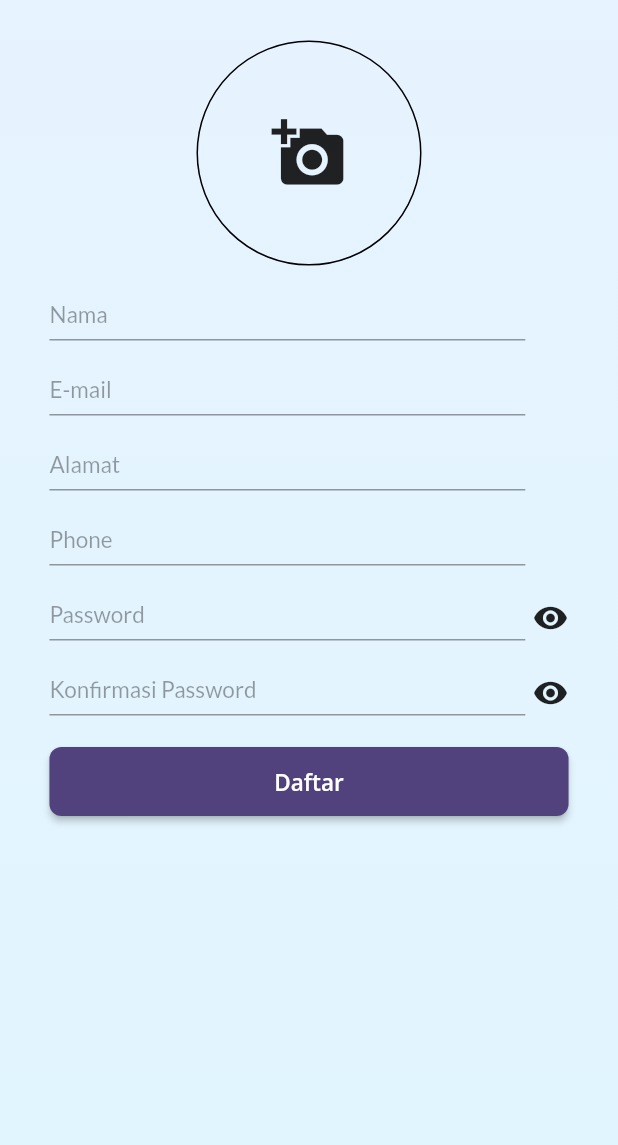
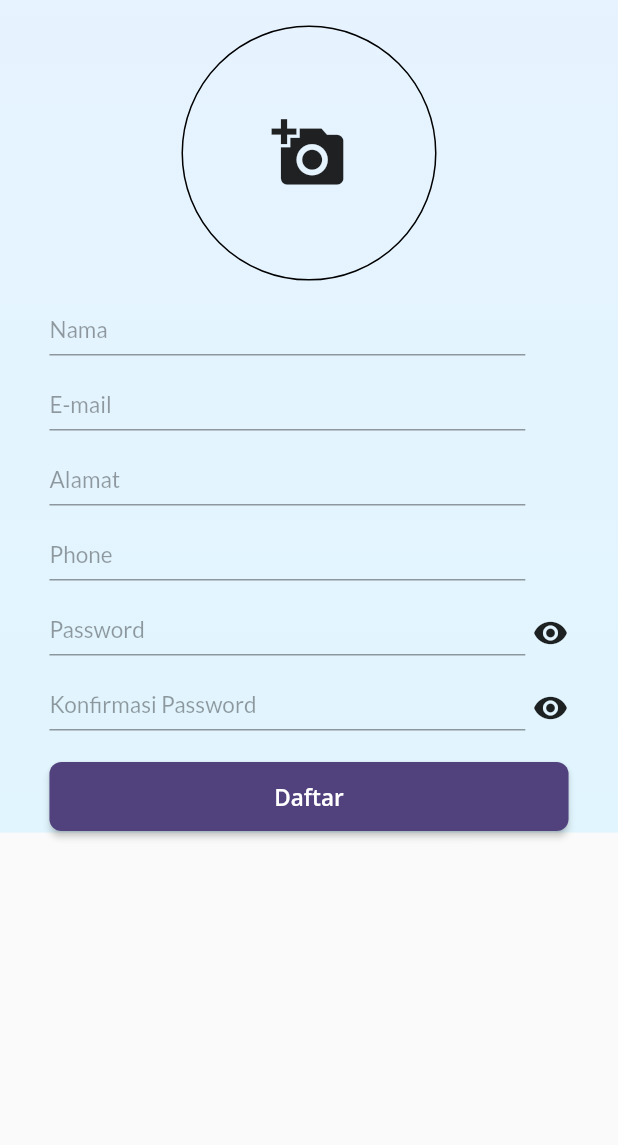
Before and after one commit to aryarfani/kamera-teman, a Flutter app: the RegisterScreen screen opened by its route, on a phone screen of 412 x 824 dp, the part 91-1236 px from its top. Run offline on Flutter 3.47's test engine with Material 2 defaults, Android fonts, the phone set to English and light mode, and no system bars; drawn by our look-alikes of oktoast; our stand-ins replace flutter_slidable, flutter_svg, get_it, google_fonts, image_picker; network calls fail.

Commit message:
fixing login and register ux

```diff
--- a/lib/providers/admin_provider.dart
+++ b/lib/providers/admin_provider.dart
@@ -21,7 +21,7 @@ class AdminProvider extends BaseProvider {
     notifyListeners();
   }
 
-  void addAdmin(
+  Future addAdmin(
       {@required File imageFile,
       @required String nama,
       @required String alamat,
--- a/lib/providers/barang_provider.dart
+++ b/lib/providers/barang_provider.dart
@@ -21,7 +21,7 @@ class BarangProvider extends BaseProvider {
     notifyListeners();
   }
 
-  void addBarang({
+  Future addBarang({
     @required File imageFile,
     @required String nama,
     @required String stock,
--- a/lib/providers/member_provider.dart
+++ b/lib/providers/member_provider.dart
@@ -21,7 +21,7 @@ class MemberProvider extends BaseProvider {
     notifyListeners();
   }
 
-  void addMember(
+  Future addMember(
       {@required File imageFile,
       @required String nama,
       @required String alamat,
--- a/lib/services/api.dart
+++ b/lib/services/api.dart
@@ -2,6 +2,7 @@ import 'package:kamera_teman/locator.dart';
 import 'package:kamera_teman/services/image.dart';
 import 'package:kamera_teman/utils/constant.dart';
 import 'package:http/http.dart' as http;
+import 'package:oktoast/oktoast.dart';
 
 class ApiService {
   ImageService imageService = locator<ImageService>();
@@ -17,6 +18,7 @@ class ApiService {
 
     print('delete $id done');
     if (res.statusCode == 200) {
+      showToast('Berhasil dihapus');
       return true;
     }
 
--- a/lib/ui/screens/add_admin_screen.dart
+++ b/lib/ui/screens/add_admin_screen.dart
@@ -8,6 +8,7 @@ import 'package:kamera_teman/services/image.dart';
 import 'package:kamera_teman/ui/widgets/app_header.dart';
 import 'package:kamera_teman/ui/widgets/rounded_button.dart';
 import 'package:kamera_teman/utils/constant.dart';
+import 'package:oktoast/oktoast.dart';
 import 'package:provider/provider.dart';
 
 class AddAdminScreen extends StatefulWidget {
@@ -104,8 +105,8 @@ class _AddAdminScreenState extends State<AddAdminScreen> {
             color: Color(0xFF6C63FF),
             text: 'Post',
             textColor: Colors.white,
-            onPressed: () {
-              model.addAdmin(
+            onPressed: () async {
+              var cek = await model.addAdmin(
                 imageFile: _image,
                 nama: cNama.text,
                 alamat: cAlamat.text,
@@ -113,6 +114,7 @@ class _AddAdminScreenState extends State<AddAdminScreen> {
                 phone: cPhone.text,
                 password: cPassword.text,
               );
+              cek ? showToast('Berhasil menambahkan admin') : showToast('Gagal menambahkan admin');
             },
           );
   }
--- a/lib/ui/screens/add_barang_screen.dart
+++ b/lib/ui/screens/add_barang_screen.dart
@@ -8,6 +8,7 @@ import 'package:kamera_teman/services/image.dart';
 import 'package:kamera_teman/ui/widgets/app_header.dart';
 import 'package:kamera_teman/ui/widgets/rounded_button.dart';
 import 'package:kamera_teman/utils/constant.dart';
+import 'package:oktoast/oktoast.dart';
 import 'package:provider/provider.dart';
 
 class AddBarangScreen extends StatefulWidget {
@@ -98,13 +99,14 @@ class _AddBarangScreenState extends State<AddBarangScreen> {
             color: Color(0xFF6C63FF),
             text: 'Post',
             textColor: Colors.white,
-            onPressed: () {
-              model.addBarang(
+            onPressed: () async {
+              var cek = await model.addBarang(
                 imageFile: _image,
                 nama: cNama.text,
                 stock: cStock.text,
                 harga: cHarga.text,
               );
+              cek ? showToast('Berhasil menambahkan barang') : showToast('Gagal menambahkan barang');
             },
           );
   }
--- a/lib/ui/screens/barang_screen.dart
+++ b/lib/ui/screens/barang_screen.dart
@@ -3,7 +3,6 @@ import 'package:flutter/material.dart';
 import 'package:flutter_slidable/flutter_slidable.dart';
 import 'package:google_fonts/google_fonts.dart';
 import 'package:kamera_teman/locator.dart';
-import 'package:kamera_teman/models/barang.dart';
 import 'package:kamera_teman/providers/barang_provider.dart';
 import 'package:kamera_teman/ui/widgets/app_header.dart';
 import 'package:kamera_teman/utils/constant.dart';
@@ -20,6 +19,7 @@ class BarangScreen extends StatelessWidget {
         builder: (context, model, child) {
           return Scaffold(
             body: SafeArea(
+              child: SingleChildScrollView(
                 child: AppHeader(
                   mq: mq,
                   callback: () {
@@ -27,6 +27,7 @@ class BarangScreen extends StatelessWidget {
                   },
                   title: 'Daftar Barang',
                   widget: getBarangListUI(model),
+                ),
               ),
             ),
           );
--- a/lib/ui/screens/login_screen.dart
+++ b/lib/ui/screens/login_screen.dart
@@ -7,6 +7,7 @@ import 'package:kamera_teman/ui/widgets/app_header.dart';
 import 'package:kamera_teman/ui/widgets/text_field_widget.dart';
 import 'package:kamera_teman/utils/constant.dart';
 import 'package:kamera_teman/utils/router.dart';
+import 'package:oktoast/oktoast.dart';
 import 'package:provider/provider.dart';
 
 class LoginScreen extends StatelessWidget {
@@ -43,6 +44,7 @@ class LoginScreen extends StatelessWidget {
                           hintText: 'Password',
                           cText: cPassword,
                           isPassword: true,
+                          isTheLast: true,
                         ),
                         SizedBox(height: 20),
                         Text(
@@ -66,8 +68,10 @@ class LoginScreen extends StatelessWidget {
                                     color: Colors.white,
                                   )),
                           onPressed: () async {
+                            FocusScope.of(context).unfocus();
                             var res = await model.login(email: cEmail.text, password: cPassword.text);
                             if (res == 'success') {
+                              showToast('Login berhasil');
                               Navigator.pushReplacementNamed(context, RouteName.home);
                             }
                           },
--- a/lib/ui/screens/register_screen.dart
+++ b/lib/ui/screens/register_screen.dart
@@ -10,6 +10,7 @@ import 'package:kamera_teman/ui/widgets/app_header.dart';
 import 'package:kamera_teman/ui/widgets/text_field_widget.dart';
 import 'package:kamera_teman/utils/constant.dart';
 import 'package:kamera_teman/utils/validate.dart';
+import 'package:oktoast/oktoast.dart';
 import 'package:provider/provider.dart';
 
 class RegisterScreen extends StatefulWidget {
@@ -48,13 +49,14 @@ class _RegisterScreenState extends State<RegisterScreen> {
             resizeToAvoidBottomInset: false,
             resizeToAvoidBottomPadding: false,
             body: SafeArea(
+              child: SingleChildScrollView(
+                reverse: true,
                 child: AppHeader(
                   mq: mq,
+                  isRegisterScreen: true,
                   title: 'Kamera Teman',
                   iconAdd: false,
-                  widget: SingleChildScrollView(
-                    reverse: true,
-                    child: Container(
+                  widget: Container(
                     padding: EdgeInsets.only(bottom: MediaQuery.of(context).viewInsets.bottom),
                     child: Form(
                       key: _formKey,
@@ -68,8 +70,8 @@ class _RegisterScreenState extends State<RegisterScreen> {
                                       buildShowDialog(context);
                                     },
                                     child: Container(
-                                        height: 150,
-                                        width: 150,
+                                      height: 170,
+                                      width: 170,
                                       decoration: BoxDecoration(
                                         borderRadius: BorderRadius.circular(90),
                                         border: Border.all(width: 1),
@@ -78,10 +80,11 @@ class _RegisterScreenState extends State<RegisterScreen> {
                                     ),
                                   )
                                 : Container(
-                                      constraints: BoxConstraints(maxHeight: 350),
-                                      child: Image.file(
-                                        _image,
-                                      ),
+                                    constraints: BoxConstraints(maxHeight: 170, maxWidth: 170),
+                                    decoration: BoxDecoration(
+                                        borderRadius: BorderRadius.circular(90),
+                                        border: Border.all(width: 1),
+                                        image: DecorationImage(image: FileImage(_image), fit: BoxFit.cover)),
                                   ),
                           ),
                           TextFieldWidget(
@@ -128,6 +131,7 @@ class _RegisterScreenState extends State<RegisterScreen> {
                             hintText: 'Konfirmasi Password',
                             cText: cPassword2,
                             isPassword: true,
+                            isTheLast: true,
                             validator: (value) {
                               return Validate.validateConfirmPassword(cPassword, cPassword2);
                             },
@@ -140,15 +144,16 @@ class _RegisterScreenState extends State<RegisterScreen> {
                   ),
                 ),
               ),
-              ));
+            ),
+          );
         },
       ),
     );
   }
 
-  RaisedButton buildRaisedButton(MemberProvider model) {
+  Widget buildRaisedButton(MemberProvider model) {
     return model.state == ViewState.Busy
-        ? Center(child: CupertinoActivityIndicator())
+        ? Container(child: Center(child: CupertinoActivityIndicator()), height: 50)
         : RaisedButton(
             shape: RoundedRectangleBorder(borderRadius: BorderRadius.circular(8)),
             padding: EdgeInsets.all(13.0),
@@ -161,8 +166,9 @@ class _RegisterScreenState extends State<RegisterScreen> {
                 color: Colors.white,
               ),
             ),
-            onPressed: () {
-              model.addMember(
+            onPressed: () async {
+              if (_formKey.currentState.validate()) {
+                var cek = await model.addMember(
                   imageFile: _image,
                   nama: cNama.text,
                   alamat: cAlamat.text,
@@ -170,6 +176,13 @@ class _RegisterScreenState extends State<RegisterScreen> {
                   phone: cPhone.text,
                   password: cPassword.text,
                 );
+                if (cek != null) {
+                  showToast('Registrasi berhasil');
+                  Navigator.pop(context);
+                } else {
+                  showToast('Registrasi gagal');
+                }
+              }
             },
           );
   }
--- a/lib/ui/widgets/app_header.dart
+++ b/lib/ui/widgets/app_header.dart
@@ -2,14 +2,14 @@ import 'package:flutter/material.dart';
 import 'package:google_fonts/google_fonts.dart';
 
 class AppHeader extends StatelessWidget {
-  const AppHeader({
-    @required this.mq,
-    @required this.title,
-    @required this.widget,
-    this.topPadding,
-    this.callback,
-    this.iconAdd = true,
-  });
+  const AppHeader(
+      {@required this.mq,
+      @required this.title,
+      @required this.widget,
+      this.topPadding,
+      this.callback,
+      this.iconAdd = true,
+      this.isRegisterScreen = false});
 
   final double topPadding;
   final Size mq;
@@ -17,6 +17,7 @@ class AppHeader extends StatelessWidget {
   final Widget widget;
   final Function callback;
   final bool iconAdd;
+  final bool isRegisterScreen;
 
   @override
   Widget build(BuildContext context) {
@@ -52,9 +53,9 @@ class AppHeader extends StatelessWidget {
               )
             ],
           ),
-          SizedBox(height: 20),
+          SizedBox(height: 10),
           Container(
-            constraints: BoxConstraints(maxHeight: mq.height * 0.85),
+            constraints: isRegisterScreen ? null : BoxConstraints(maxHeight: mq.height * 0.85),
             child: widget,
           )
         ],
--- a/lib/ui/widgets/text_field_widget.dart
+++ b/lib/ui/widgets/text_field_widget.dart
@@ -7,8 +7,10 @@ class TextFieldWidget extends StatefulWidget {
   final TextInputType keyboardType;
   final bool isPassword;
   final Function validator;
+  final bool isTheLast;
 
-  TextFieldWidget({this.cText, this.validator, this.hintText, this.keyboardType, this.isPassword = false});
+  TextFieldWidget(
+      {this.cText, this.validator, this.hintText, this.keyboardType, this.isPassword = false, this.isTheLast = false});
 
   @override
   _TextFieldWidgetState createState() => _TextFieldWidgetState();
@@ -49,14 +51,15 @@ class _TextFieldWidgetState extends State<TextFieldWidget> {
                 controller: widget.cText,
                 decoration: InputDecoration(
                   hintText: widget.hintText,
-                  // border: InputBorder.none,
-
                   hintStyle: GoogleFonts.lato(
                     color: Colors.black38,
                     fontWeight: FontWeight.w400,
                     fontSize: 15,
                   ),
                 ),
+                textInputAction: widget.isTheLast ? TextInputAction.done : TextInputAction.next,
+                onFieldSubmitted: (_) =>
+                    widget.isTheLast ? FocusScope.of(context).unfocus() : FocusScope.of(context).nextFocus(),
               ),
             ),
             widget.isPassword
--- a/pubspec.yaml
+++ b/pubspec.yaml
@@ -28,6 +28,7 @@ dependencies:
   path_provider: ^1.6.5
   image: ^2.1.12
   flutter_slidable: ^0.5.4
+  oktoast: ^2.3.1+1
 
   cupertino_icons: ^0.1.2
 
```
Also changed, not shown: lib/main.dart (+14 -6 lines), lib/ui/screens/add_member_screen.dart (+5 -2 lines), pubspec.lock. Lines whose indentation alone changed are shown as unchanged.
